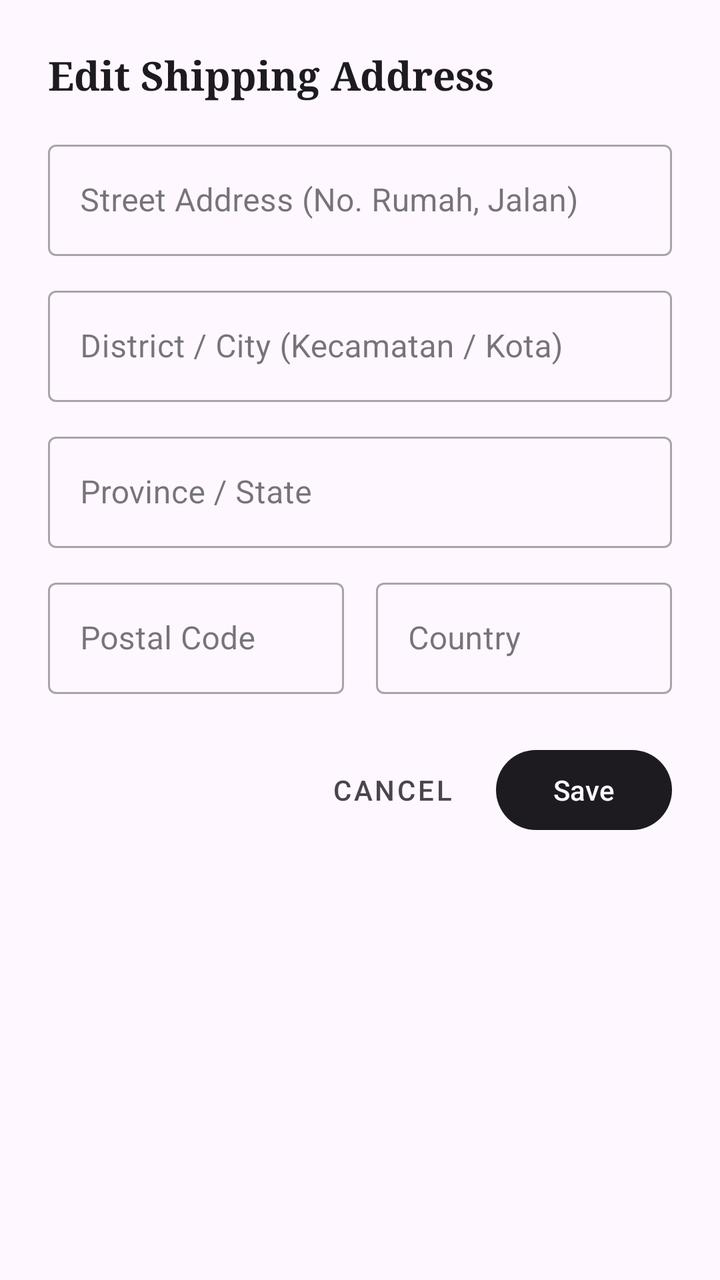
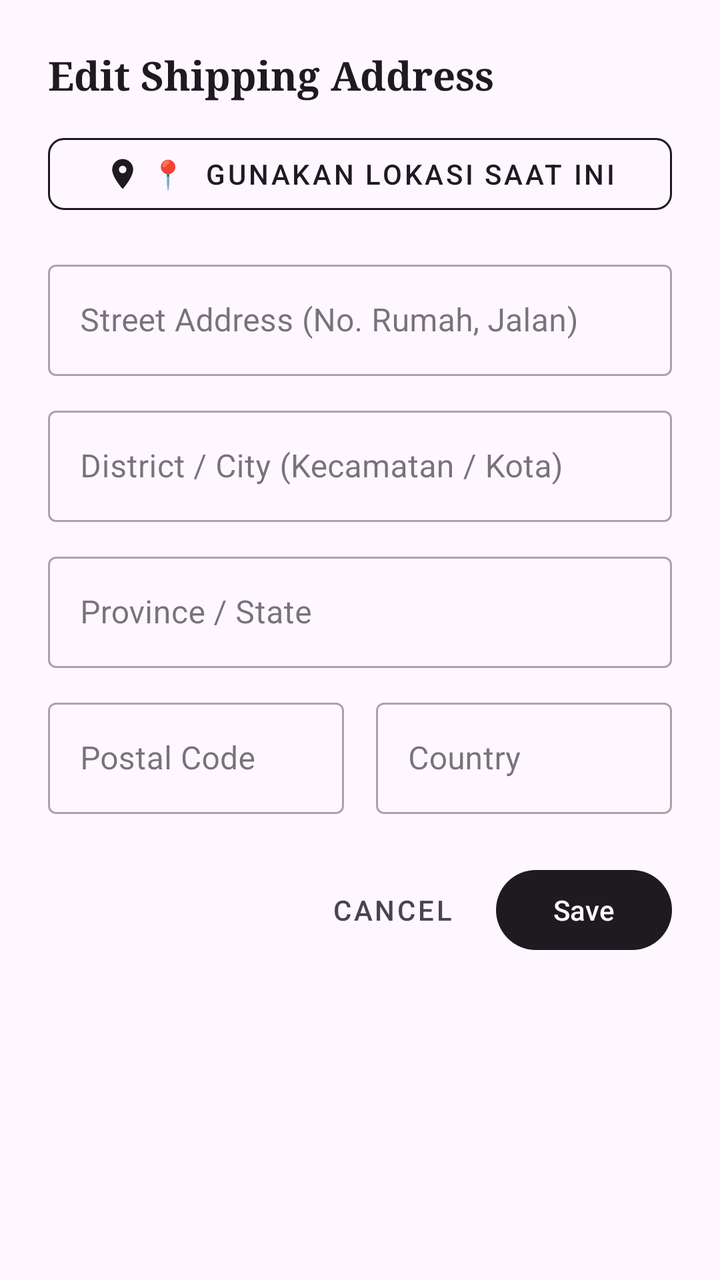

The first picture is an Android layout as it rendered before a commit; the second is the same layout after the commit. The layout source and the unified diff follow.
<!-- AndroidManifest.xml: application theme Theme.Furniture -->
<!-- res/layout/dialog_edit_address.xml -->
<?xml version="1.0" encoding="utf-8"?>
<androidx.core.widget.NestedScrollView xmlns:android="http://schemas.android.com/apk/res/android"
    xmlns:app="http://schemas.android.com/apk/res-auto"
    android:layout_width="match_parent"
    android:layout_height="wrap_content"
    android:background="?android:attr/colorBackground">

    <LinearLayout
        android:layout_width="match_parent"
        android:layout_height="wrap_content"
        android:orientation="vertical"
        android:padding="24dp">

        <TextView
            android:layout_width="wrap_content"
            android:layout_height="wrap_content"
            android:text="Edit Shipping Address"
            android:textColor="?android:attr/textColorPrimary"
            android:textSize="20sp"
            android:textStyle="bold"
            android:fontFamily="serif"
            android:layout_marginBottom="16dp" />

        <com.google.android.material.textfield.TextInputLayout
            style="@style/Widget.MaterialComponents.TextInputLayout.OutlinedBox"
            android:layout_width="match_parent"
            android:layout_height="wrap_content"
            android:hint="Street Address (No. Rumah, Jalan)"
            android:layout_marginBottom="12dp">
            <com.google.android.material.textfield.TextInputEditText
                android:id="@+id/et_street"
                android:layout_width="match_parent"
                android:layout_height="wrap_content"
                android:inputType="textPostalAddress" />
        </com.google.android.material.textfield.TextInputLayout>

        <com.google.android.material.textfield.TextInputLayout
            style="@style/Widget.MaterialComponents.TextInputLayout.OutlinedBox"
            android:layout_width="match_parent"
            android:layout_height="wrap_content"
            android:hint="District / City (Kecamatan / Kota)"
            android:layout_marginBottom="12dp">
            <com.google.android.material.textfield.TextInputEditText
                android:id="@+id/et_city"
                android:layout_width="match_parent"
                android:layout_height="wrap_content"
                android:inputType="textPostalAddress" />
        </com.google.android.material.textfield.TextInputLayout>

        <com.google.android.material.textfield.TextInputLayout
            style="@style/Widget.MaterialComponents.TextInputLayout.OutlinedBox"
            android:layout_width="match_parent"
            android:layout_height="wrap_content"
            android:hint="Province / State"
            android:layout_marginBottom="12dp">
            <com.google.android.material.textfield.TextInputEditText
                android:id="@+id/et_province"
                android:layout_width="match_parent"
                android:layout_height="wrap_content"
                android:inputType="textPostalAddress" />
        </com.google.android.material.textfield.TextInputLayout>

        <LinearLayout
            android:layout_width="match_parent"
            android:layout_height="wrap_content"
            android:orientation="horizontal"
            android:layout_marginBottom="24dp"
            android:baselineAligned="false">

            <com.google.android.material.textfield.TextInputLayout
                style="@style/Widget.MaterialComponents.TextInputLayout.OutlinedBox"
                android:layout_width="0dp"
                android:layout_height="wrap_content"
                android:layout_weight="1"
                android:layout_marginEnd="8dp"
                android:hint="Postal Code">
                <com.google.android.material.textfield.TextInputEditText
                    android:id="@+id/et_postal_code"
                    android:layout_width="match_parent"
                    android:layout_height="wrap_content"
                    android:inputType="number" />
            </com.google.android.material.textfield.TextInputLayout>

            <com.google.android.material.textfield.TextInputLayout
                style="@style/Widget.MaterialComponents.TextInputLayout.OutlinedBox"
                android:layout_width="0dp"
                android:layout_height="wrap_content"
                android:layout_weight="1"
                android:layout_marginStart="8dp"
                android:hint="Country">
                <com.google.android.material.textfield.TextInputEditText
                    android:id="@+id/et_country"
                    android:layout_width="match_parent"
                    android:layout_height="wrap_content"
                    android:inputType="text" />
            </com.google.android.material.textfield.TextInputLayout>
        </LinearLayout>

        <LinearLayout
            android:layout_width="match_parent"
            android:layout_height="wrap_content"
            android:orientation="horizontal"
            android:gravity="end">

            <com.google.android.material.button.MaterialButton
                android:id="@+id/btn_cancel_address"
                style="@style/Widget.MaterialComponents.Button.TextButton"
                android:layout_width="wrap_content"
                android:layout_height="wrap_content"
                android:text="Cancel"
                android:textColor="?android:attr/textColorSecondary"
                android:layout_marginEnd="8dp" />

            <com.google.android.material.button.MaterialButton
                android:id="@+id/btn_save_address"
                android:layout_width="wrap_content"
                android:layout_height="wrap_content"
                app:backgroundTint="?android:attr/textColorPrimary"
                android:textColor="?android:attr/colorBackground"
                android:text="Save" />
        </LinearLayout>

    </LinearLayout>
</androidx.core.widget.NestedScrollView>
<!-- resources referenced by this layout -->
<resources>
  <style name="Theme.Furniture" parent="Base.Theme.Furniture" />
  <style name="Base.Theme.Furniture" parent="Theme.Material3.DayNight.NoActionBar">
          
          
      </style>
</resources>

<!-- the commit's change to res/layout/dialog_edit_address.xml (unified diff, before → after) -->
@@ -19,7 +19,26 @@
             android:textSize="20sp"
             android:textStyle="bold"
             android:fontFamily="serif"
-            android:layout_marginBottom="16dp" />
+            android:layout_marginBottom="12dp" />
+
+        
+        <com.google.android.material.button.MaterialButton
+            android:id="@+id/btn_detect_location"
+            style="@style/Widget.MaterialComponents.Button.OutlinedButton"
+            android:layout_width="match_parent"
+            android:layout_height="48dp"
+            android:layout_marginBottom="16dp"
+            android:text="📍  Gunakan Lokasi Saat Ini"
+            android:textSize="14sp"
+            android:textColor="?android:attr/textColorPrimary"
+            app:strokeColor="?android:attr/textColorPrimary"
+            app:strokeWidth="1dp"
+            app:cornerRadius="8dp"
+            app:icon="@drawable/ic_location"
+            app:iconGravity="textStart"
+            app:iconTint="?android:attr/textColorPrimary" />
+
+
 
         <com.google.android.material.textfield.TextInputLayout
             style="@style/Widget.MaterialComponents.TextInputLayout.OutlinedBox"
<!-- resource entries referenced after the edit -->
@@ -1,5 +1,15 @@
 <!-- resources referenced by this layout -->
 <resources>
+  <!-- drawable ic_location (drawable) -->
+  <vector xmlns:android="http://schemas.android.com/apk/res/android"
+      android:width="24dp"
+      android:height="24dp"
+      android:viewportWidth="24"
+      android:viewportHeight="24">
+      <path
+          android:fillColor="@android:color/black"
+          android:pathData="M12,2C8.13,2 5,5.13 5,9c0,5.25 7,13 7,13s7,-7.75 7,-13c0,-3.87 -3.13,-7 -7,-7zM12,11.5c-1.38,0 -2.5,-1.12 -2.5,-2.5s1.12,-2.5 2.5,-2.5 2.5,1.12 2.5,2.5 -1.12,2.5 -2.5,2.5z" />
+  </vector>
   <style name="Theme.Furniture" parent="Base.Theme.Furniture" />
   <style name="Base.Theme.Furniture" parent="Theme.Material3.DayNight.NoActionBar">
           
